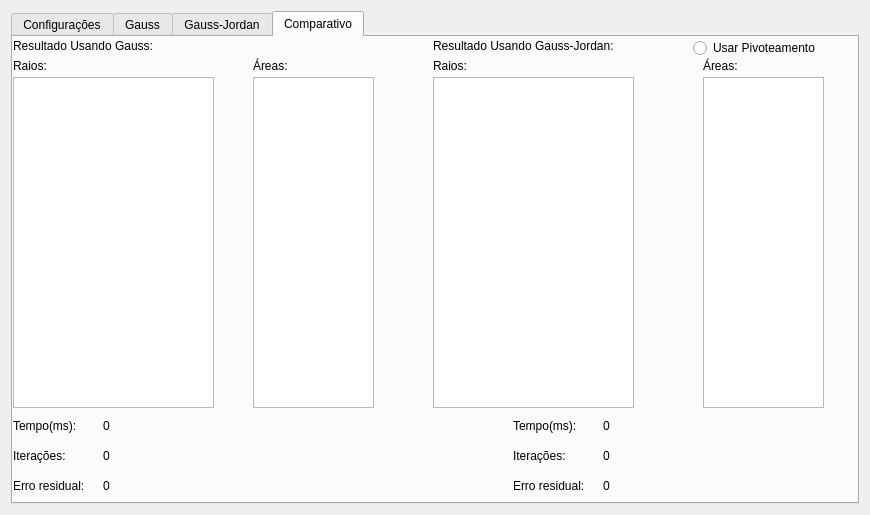
Before: the Qt Designer form mainwindow.ui in Maysk/trab2MN1, drawn with Qt 5.
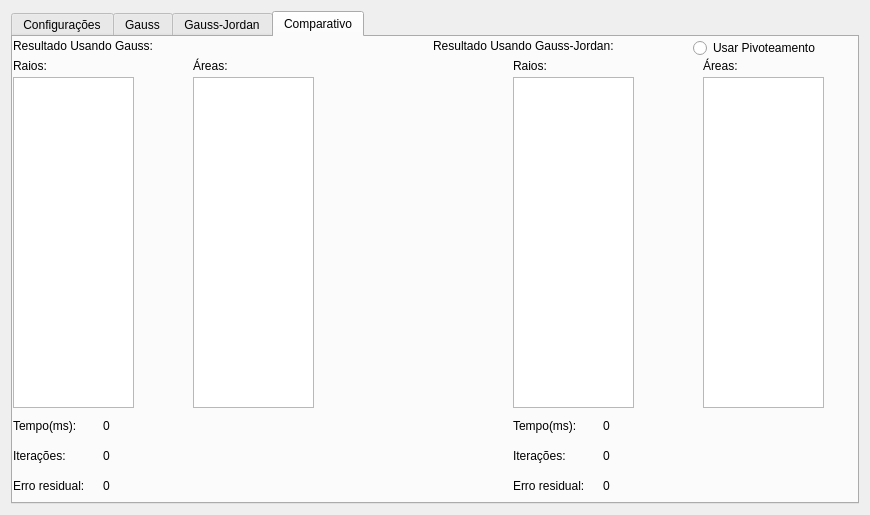
After: the same form once the commit is applied. The open tabs and pages were chosen to show the change.

Commit message: início do código para resolver sistema

```diff
--- a/mainwindow.ui
+++ b/mainwindow.ui
@@ -520,7 +520,7 @@
          <rect>
           <x>0</x>
           <y>40</y>
-          <width>201</width>
+          <width>121</width>
           <height>331</height>
          </rect>
         </property>
@@ -554,9 +554,9 @@
        <widget class="QTableWidget" name="tableRGaussJordanComp">
         <property name="geometry">
          <rect>
-          <x>420</x>
+          <x>500</x>
           <y>40</y>
-          <width>201</width>
+          <width>121</width>
           <height>331</height>
          </rect>
         </property>
@@ -743,7 +743,7 @@
        <widget class="QLabel" name="label_28">
         <property name="geometry">
          <rect>
-          <x>240</x>
+          <x>180</x>
           <y>20</y>
           <width>67</width>
           <height>17</height>
@@ -756,7 +756,7 @@
        <widget class="QTableWidget" name="tableAreaGaussComp">
         <property name="geometry">
          <rect>
-          <x>240</x>
+          <x>180</x>
           <y>40</y>
           <width>121</width>
           <height>331</height>
@@ -779,7 +779,7 @@
        <widget class="QLabel" name="label_30">
         <property name="geometry">
          <rect>
-          <x>420</x>
+          <x>500</x>
           <y>20</y>
           <width>67</width>
           <height>17</height>
```
The commit also changes 2 other files.
